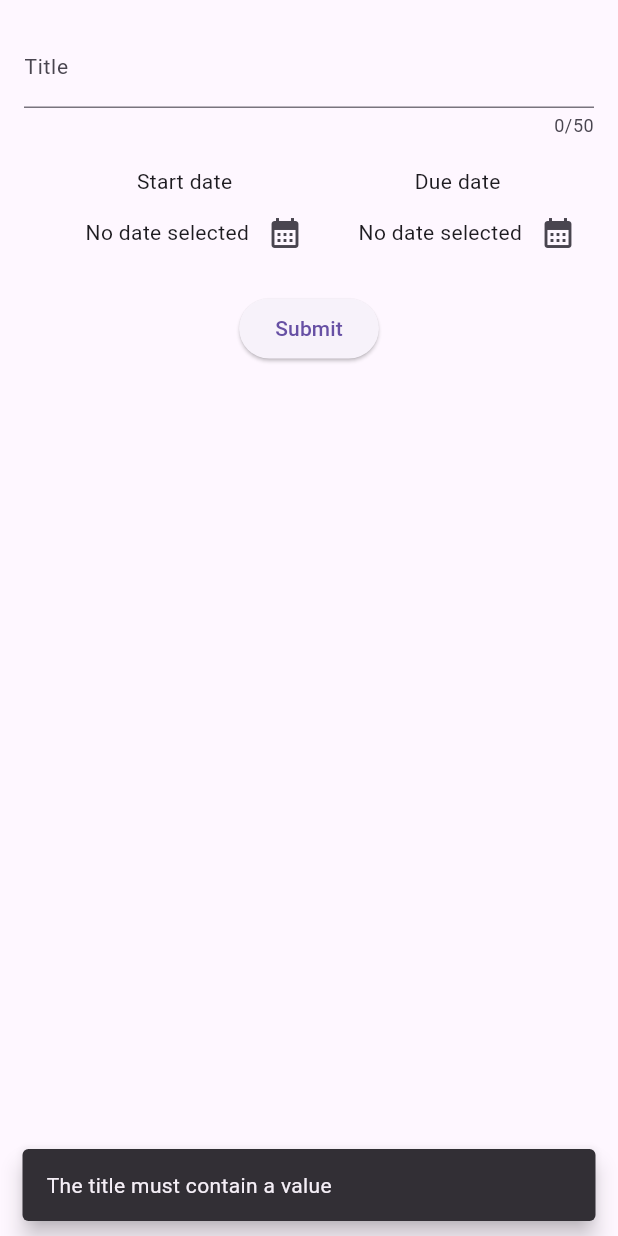
After one commit to Yedidia-Bakuradze/Project-Distinction, a Flutter app: the NewTaskScreen screen opened directly with sample values from the repository, after a tap on "Submit", on a phone screen of 412 x 824 dp. The commit adds this screen. Run offline on Flutter 3.47's test engine with Material 3 defaults, Android fonts, the phone set to English and light mode, and no system bars.

Commit message:
Adding new task has been implemented

```diff
--- a/lib/models/task_model.dart
+++ b/lib/models/task_model.dart
@@ -3,7 +3,7 @@ import 'package:uuid/uuid.dart';
 class Task {
   Task({
     required this.title,
-    required this.dueDate,
+    this.dueDate,
     this.isCompleted = false,
     this.publicAccess = false,
     this.docUrl,
--- /dev/null
+++ b/lib/screens/NewTaskScreen.dart
@@ -0,0 +1,183 @@
+import 'package:flutter/material.dart';
+import 'package:project_distinction/models/course_model.dart';
+import 'package:project_distinction/models/task_model.dart';
+
+class NewTaskScreen extends StatefulWidget {
+  NewTaskScreen({
+    super.key,
+    required this.course,
+  });
+
+  Course course;
+  @override
+  State<NewTaskScreen> createState() => _NewTaskScreenState();
+}
+
+class _NewTaskScreenState extends State<NewTaskScreen> {
+  DateTime? _startDate;
+  DateTime? _endDate;
+
+  final _titleController = TextEditingController();
+
+  void selectStartDate() async {
+    final now = DateTime.now();
+    final earlyDate = DateTime(now.year - 1, now.month, now.day);
+    final pickedDate = await showDatePicker(
+        context: context,
+        initialDate: now,
+        firstDate: earlyDate,
+        lastDate: now);
+    if (pickedDate == null) {
+      return;
+    }
+    setState(() {
+      _startDate = pickedDate;
+    });
+  }
+
+  void selectEndDate() async {
+    final now = DateTime.now();
+    final earlyDate = DateTime(now.year - 1, now.month, now.day);
+    final pickedDate = await showDatePicker(
+        context: context,
+        initialDate: now,
+        firstDate: earlyDate,
+        lastDate: now);
+    if (pickedDate == null) {
+      return;
+    }
+    setState(() {
+      _endDate = pickedDate;
+    });
+  }
+
+  void onSubmitTask(ctx) {
+    // Validate the values
+    final _title = _titleController.text;
+    if (_title == null || _title.trim().isEmpty) {
+      ScaffoldMessenger.of(ctx).showSnackBar(
+        const SnackBar(
+          content: Text("The title must contain a value"),
+          behavior: SnackBarBehavior.floating,
+        ),
+      );
+      return;
+    }
+    // Add to db
+    final task = Task(
+      title: _title,
+      personalStartDate: _startDate,
+      personalDuetDate: _endDate,
+    );
+    widget.course.tasks.add(task);
+    // Clear the screen and prepar for the next one
+    clear();
+  }
+
+  clear() {
+    setState(() {
+      _titleController.text = "";
+      _startDate = null;
+      _endDate = null;
+    });
+    ScaffoldMessenger.of(context).clearSnackBars();
+  }
+
+  @override
+  Widget build(BuildContext context) {
+    final keyboardSpace = MediaQuery.of(context).viewInsets.bottom;
+    return SizedBox(
+      height: 600,
+      child: Scaffold(
+        body: SingleChildScrollView(
+          child: Padding(
+            padding: EdgeInsets.fromLTRB(16, 16, 16, keyboardSpace + 16),
+            child: Column(
+              children: [
+                //Expense Title
+                TextField(
+                  maxLength: 50,
+                  controller: _titleController,
+                  keyboardType: TextInputType.text,
+                  decoration: const InputDecoration(
+                    label: Text(
+                      "Title",
+                      style: TextStyle(fontSize: 14),
+                    ),
+                  ),
+                ),
+                const SizedBox(height: 19),
+                //Second row
+                Row(
+                  children: [
+                    //Space
+                    const SizedBox(width: 16),
+
+                    //Date picker - Start Date
+                    Expanded(
+                      child: Column(
+                        children: [
+                          const Text("Start date"),
+                          Row(
+                            mainAxisAlignment: MainAxisAlignment.end,
+                            crossAxisAlignment: CrossAxisAlignment.center,
+                            children: [
+                              _startDate == null
+                                  ? Text("No date selected")
+                                  : Text(
+                                      "${_startDate!.day} / ${_startDate!.month} / ${_startDate!.year}"),
+                              IconButton(
+                                onPressed: () {
+                                  selectStartDate();
+                                },
+                                icon: const Icon(Icons.calendar_month),
+                              )
+                            ],
+                          ),
+                        ],
+                      ),
+                    ),
+
+                    //Date picker - End Date
+                    Expanded(
+                      child: Column(
+                        children: [
+                          const Text("Due date"),
+                          Row(
+                            mainAxisAlignment: MainAxisAlignment.end,
+                            crossAxisAlignment: CrossAxisAlignment.center,
+                            children: [
+                              _endDate == null
+                                  ? Text("No date selected")
+                                  : Text(
+                                      "${_endDate!.day} / ${_endDate!.month} / ${_endDate!.year}"),
+                              IconButton(
+                                onPressed: () {
+                                  selectEndDate();
+                                },
+                                icon: const Icon(Icons.calendar_month),
+                              )
+                            ],
+                          ),
+                        ],
+                      ),
+                    ),
+                  ],
+                ),
+
+                const SizedBox(height: 16),
+                ElevatedButton(
+                  onPressed: () => onSubmitTask(context),
+                  child: const Text(
+                    "Submit",
+                  ),
+                ),
+                //Buttons
+              ],
+            ),
+          ),
+        ),
+      ),
+    );
+  }
+}
```
Also changed, not shown: lib/screens/CourseScreen.dart (+10 -1 lines).
